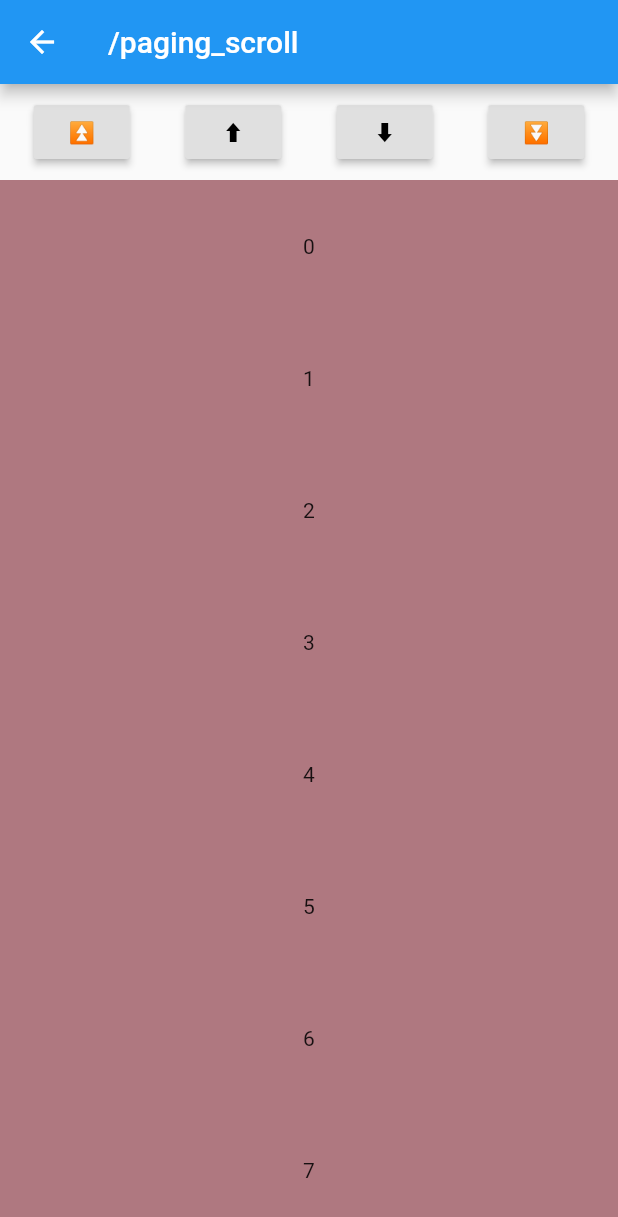
After one commit to mono0926/flutter_mono_kit, a Flutter app: the PagingScrollPage screen opened by its route, scrolled down 576 dp, after a tap on "⏫️", after a tap on "⬆️", on a phone screen of 412 x 824 dp. The commit adds this screen. Shown: the top 1217 px of the screen. Run offline on Flutter 3.47's test engine with Material 2 defaults, Android fonts, the phone set to English and light mode, and no system bars; our stand-ins replace flutter_cache_manager, rxdart; missing offline and left inert: disposable_provider, simple_logger.

Commit message:
Add PagingScroll

```diff
--- a/example/lib/pages/home_page.dart
+++ b/example/lib/pages/home_page.dart
@@ -1,5 +1,6 @@
 import 'package:example/pages/life_cycle_observer_page.dart';
 import 'package:example/pages/pages.dart';
+import 'package:example/pages/paging_scroll_page.dart';
 import 'package:example/pages/progress_mixin_page.dart';
 import 'package:example/pages/unfocus_on_tap_page.dart';
 import 'package:flutter/material.dart';
@@ -95,7 +96,14 @@ class HomePage extends StatelessWidget {
                 ),
               );
             },
-          )
+          ),
+          ListTile(
+            title: const Text(PagingScrollPage.routeName),
+            trailing: const Icon(Icons.chevron_right),
+            onTap: () {
+              Navigator.of(context).pushNamed(PagingScrollPage.routeName);
+            },
+          ),
         ],
       ),
     );
--- /dev/null
+++ b/example/lib/pages/paging_scroll_page.dart
@@ -0,0 +1,73 @@
+import 'dart:math';
+
+import 'package:flutter/material.dart';
+import 'package:mono_kit/mono_kit.dart';
+
+class PagingScrollPage extends StatefulWidget {
+  const PagingScrollPage({Key key}) : super(key: key);
+
+  static const routeName = '/paging_scroll';
+
+  @override
+  _PagingScrollPageState createState() => _PagingScrollPageState();
+}
+
+class _PagingScrollPageState extends State<PagingScrollPage> {
+  Color _generateColor() => Color(Random().nextInt(0xFFFFFFFF));
+
+  final _pagingScrollController = PagingScrollController(
+    scrollController: ScrollController(),
+  );
+
+  @override
+  Widget build(BuildContext context) {
+    return Scaffold(
+      appBar: AppBar(title: const Text(PagingScrollPage.routeName)),
+      body: Column(
+        children: <Widget>[
+          ButtonBar(
+            alignment: MainAxisAlignment.spaceAround,
+            children: <Widget>[
+              RaisedButton(
+                child: const Text('⏫️'),
+                onPressed: _pagingScrollController.scrollToTop,
+              ),
+              RaisedButton(
+                child: const Text('⬆️'),
+                onPressed: _pagingScrollController.scrollUp,
+              ),
+              RaisedButton(
+                child: const Text('⬇️'),
+                onPressed: _pagingScrollController.scrollDown,
+              ),
+              RaisedButton(
+                child: const Text('⏬️'),
+                onPressed: _pagingScrollController.scrollToBottom,
+              ),
+            ],
+          ),
+          Expanded(
+            child: PagingScroll(
+              controller: _pagingScrollController,
+              scrollView: ListView.builder(
+                controller: _pagingScrollController.scrollController,
+                itemBuilder: (context, index) {
+                  return Container(
+                    height: 88,
+                    color: _generateColor(),
+                    child: Center(
+                      child: Text(
+                        index.toString(),
+                      ),
+                    ),
+                  );
+                },
+                itemCount: 100,
+              ),
+            ),
+          ),
+        ],
+      ),
+    );
+  }
+}
--- a/example/lib/router.dart
+++ b/example/lib/router.dart
@@ -1,5 +1,6 @@
 import 'package:example/pages/life_cycle_observer_page.dart';
 import 'package:example/pages/pages.dart';
+import 'package:example/pages/paging_scroll_page.dart';
 import 'package:example/pages/unfocus_on_tap_page.dart';
 import 'package:flutter/material.dart';
 
@@ -13,6 +14,7 @@ class Router {
     UnfocusOnTapPage.routeName: (context) => const UnfocusOnTapPage(),
     LifeCycleObserverPage.routeName: (context) =>
         LifeCycleObserverPage.wrapped(),
+    PagingScrollPage.routeName: (context) => const PagingScrollPage(),
   };
 
   Route handle(RouteSettings settings) {
--- a/example/pubspec.yaml
+++ b/example/pubspec.yaml
@@ -13,5 +13,6 @@ dependencies:
 dev_dependencies:
   flutter_test:
     sdk: flutter
+  pedantic_mono: any
 flutter:
   uses-material-design: true
--- /dev/null
+++ b/lib/utils/logger.dart
@@ -0,0 +1,8 @@
+import 'package:simple_logger/simple_logger.dart';
+
+final SimpleLogger logger = SimpleLogger()
+  ..mode = LoggerMode.print
+  ..setLevel(
+    Level.FINEST,
+    includeCallerInfo: true,
+  );
--- /dev/null
+++ b/lib/widgets/paging_scroll.dart
@@ -0,0 +1,92 @@
+import 'dart:math';
+
+import 'package:flutter/material.dart';
+import 'package:mono_kit/utils/logger.dart';
+
+class PagingScroll extends StatelessWidget {
+  const PagingScroll({
+    Key key,
+    this.scrollView,
+    this.controller,
+  }) : super(key: key);
+
+  final ScrollView scrollView;
+  final PagingScrollController controller;
+
+  @override
+  Widget build(BuildContext context) {
+    controller.context = context;
+    return scrollView;
+  }
+}
+
+class PagingScrollController {
+  PagingScrollController({
+    @required this.scrollController,
+  });
+
+  final ScrollController scrollController;
+  BuildContext context;
+
+  static const _duration = Duration(milliseconds: 200);
+  static const _curve = Curves.easeInOut;
+
+  RenderBox get _renderBox {
+    final box = context?.findRenderObject() as RenderBox;
+    return box is RenderBox ? box : null;
+  }
+
+  double get _height => _renderBox?.size?.height ?? 0;
+  double get _minScrollExtent => scrollController.position.minScrollExtent;
+  double get _maxScrollExtent => scrollController.position.maxScrollExtent;
+  bool get _reachedToTop => scrollController.offset <= _minScrollExtent;
+  bool get _reachedToBottom => scrollController.offset >= _maxScrollExtent;
+
+  void scrollToTop() {
+    if (_reachedToTop) {
+      logger.fine('Reached to top');
+      return;
+    }
+    scrollController.animateTo(
+      _minScrollExtent,
+      duration: _duration,
+      curve: _curve,
+    );
+  }
+
+  void scrollUp() {
+    if (_reachedToTop) {
+      logger.fine('Reached to top');
+      return;
+    }
+    scrollController.animateTo(
+      max(_minScrollExtent, scrollController.offset - _height),
+      duration: _duration,
+      curve: _curve,
+    );
+  }
+
+  void scrollDown() {
+    if (_reachedToBottom) {
+      logger.fine('Reached to bottom');
+      return;
+    }
+    scrollController.animateTo(
+      min(_maxScrollExtent, scrollController.offset + _height),
+      duration: _duration,
+      curve: _curve,
+    );
+  }
+
+  void scrollToBottom() {
+    if (_reachedToBottom) {
+      logger.fine('Reached to bottom');
+      return;
+    }
+    scrollController.animateTo(
+      _maxScrollExtent,
+      duration: _duration,
+      curve: _curve,
+    );
+  }
+}
--- a/lib/widgets/widgets.dart
+++ b/lib/widgets/widgets.dart
@@ -7,6 +7,7 @@ export 'centered_max_width.dart';
 export 'itemized_text.dart';
 export 'listener/listener.dart';
 export 'overflow_detectable_text.dart';
+export 'paging_scroll.dart';
 export 'ripple_effect_button.dart';
 export 'text_scale_factor.dart';
 export 'unfocus_on_tap.dart';
--- a/pubspec.yaml
+++ b/pubspec.yaml
@@ -13,6 +13,7 @@ dependencies:
   url_launcher: ^5.1.2
   disposable_provider: ^1.1.0
   subscription_holder: ^1.0.0
+  simple_logger: ^1.5.1
 dev_dependencies:
   flutter_test:
     sdk: flutter
```
Also changed, not shown: example/pubspec.lock, pubspec.lock.
